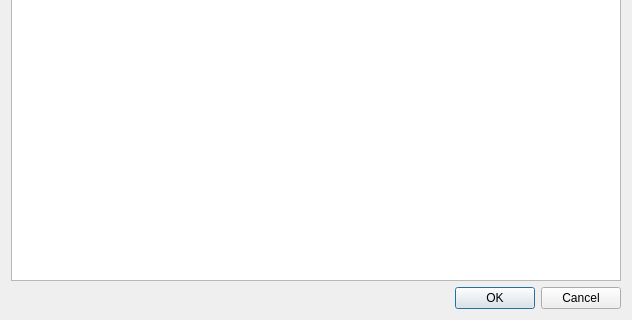
First picture: the form in src/ui/sensordatainfodialog.ui, repository krajsz/AdvBoard, before the edit; both pictures show x 0 to 632 and y 163 to 483 of the 632 by 483 pixel window.
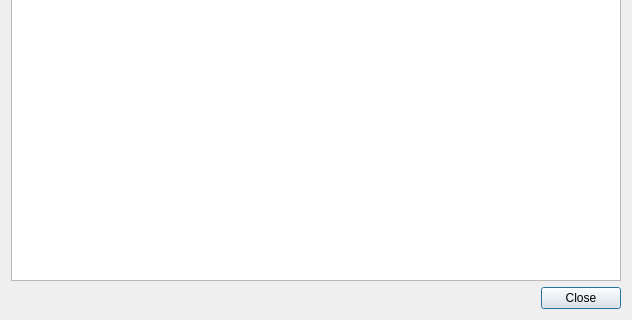
Second picture: the form after the edit.

```diff
--- a/src/ui/sensordatainfodialog.ui
+++ b/src/ui/sensordatainfodialog.ui
@@ -20,7 +20,7 @@
       <enum>Qt::Horizontal</enum>
      </property>
      <property name="standardButtons">
-      <set>QDialogButtonBox::Cancel|QDialogButtonBox::Ok</set>
+      <set>QDialogButtonBox::Close</set>
      </property>
     </widget>
    </item>
```
